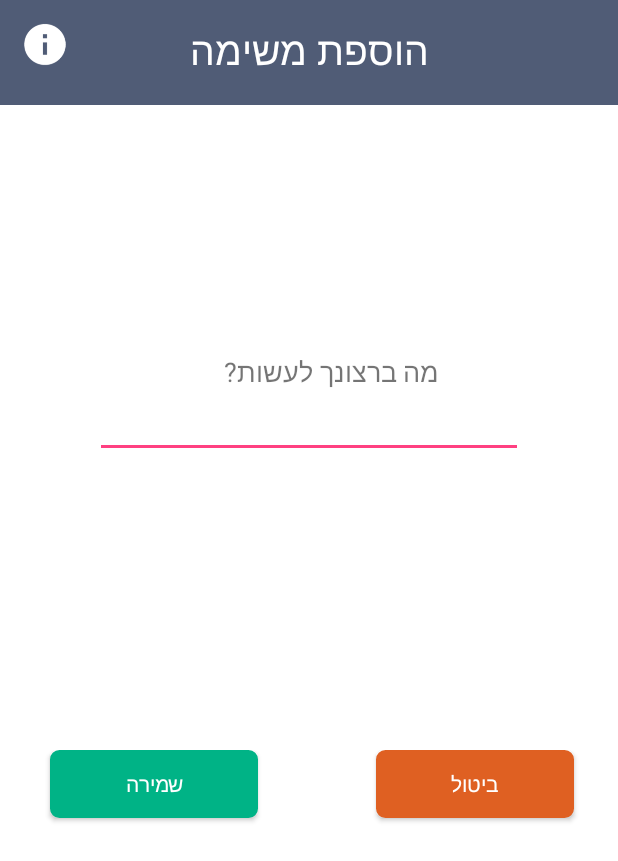
After one commit to moranmo29/Final_Project, an Android app: the AddToDo screen opened directly, with no data from a screen before it, on a phone screen of 412 x 824 dp. The commit adds this screen. Shown: the top 861 px of the screen. Run offline under Robolectric (Android 15) with nearby library versions, the phone set to English and light mode, and no system bars.

Commit message:
add todo activity

```diff
--- a/app/src/main/AndroidManifest.xml
+++ b/app/src/main/AndroidManifest.xml
@@ -26,7 +26,9 @@
         <activity android:name=".Orders" />
         <activity android:name=".AddOrder" />
         <activity android:name=".Shops" />
-        <activity android:name=".AddShop"></activity>
+        <activity android:name=".AddShop" />
+        <activity android:name=".ToDo" />
+        <activity android:name=".AddToDo"></activity>
     </application>
 
 </manifest>
--- /dev/null
+++ b/app/src/main/java/com/moran/myd/AddToDo.java
@@ -0,0 +1,31 @@
+package com.moran.myd;
+
+import android.content.Intent;
+import android.support.v7.app.AppCompatActivity;
+import android.os.Bundle;
+import android.view.View;
+import android.widget.Button;
+
+public class AddToDo extends AppCompatActivity {
+
+    Button cancelToDoBtn;
+
+    @Override
+    protected void onCreate(Bundle savedInstanceState) {
+        super.onCreate(savedInstanceState);
+        setContentView(R.layout.activity_add_to_do);
+        cancelToDoBtn = (Button)findViewById(R.id.cancel_btn);
+
+        cancelToDoBtn.setOnClickListener(new View.OnClickListener() {
+            @Override
+            public void onClick(View view) {
+                moveToDoActivity();
+            }
+        });
+    }
+
+    public void moveToDoActivity(){
+        Intent i = new Intent(AddToDo.this, ToDo.class);
+        startActivity(i);
+    }
+}
--- a/app/src/main/java/com/moran/myd/MainMenu.java
+++ b/app/src/main/java/com/moran/myd/MainMenu.java
@@ -50,6 +50,8 @@ public class MainMenu extends AppCompatActivity {
                         startActivity(i);
                         break;
                     case 4:
+                        i = new Intent(MainMenu.this,ToDo.class);
+                        startActivity(i);
                         break;
                     case 5:
                         break;
--- /dev/null
+++ b/app/src/main/res/layout/activity_add_to_do.xml
@@ -0,0 +1,119 @@
+<?xml version="1.0" encoding="utf-8"?>
+<RelativeLayout xmlns:android="http://schemas.android.com/apk/res/android"
+    xmlns:app="http://schemas.android.com/apk/res-auto"
+    xmlns:tools="http://schemas.android.com/tools"
+    android:id="@+id/activity_add_to_do"
+    android:layout_width="match_parent"
+    android:layout_height="match_parent"
+    android:background="#FFFFFF"
+    tools:context="com.moran.myd.AddToDo">
+
+    <LinearLayout
+        android:layout_width="match_parent"
+        android:layout_height="70dp"
+        android:layout_centerHorizontal="true"
+        android:background="#505C76"
+        android:orientation="vertical"
+        android:textAlignment="center" />
+
+    <TextView
+        android:id="@+id/textAddTask"
+        android:layout_width="match_parent"
+        android:layout_height="wrap_content"
+        android:layout_alignParentLeft="true"
+        android:layout_alignParentStart="true"
+        android:layout_marginBottom="19dp"
+        android:padding="15dp"
+        android:text="@string/new_task_title"
+        android:textAlignment="center"
+        android:textColor="@android:color/white"
+        android:textSize="26sp" />
+
+    <LinearLayout
+        android:layout_width="match_parent"
+        android:layout_height="400dp"
+        android:layout_alignParentLeft="true"
+        android:layout_alignParentStart="true"
+        android:layout_below="@+id/textAddTask"
+        android:orientation="vertical"
+        android:weightSum="1">
+
+        <TextView
+            android:id="@+id/etAddTask"
+            android:layout_width="173dp"
+            android:layout_height="wrap_content"
+            android:layout_gravity="center"
+            android:layout_marginTop="150dp"
+            android:ems="10"
+            android:text="@string/to_do_task"
+            android:textSize="18sp" />
+
+        <EditText
+            android:id="@+id/add_barcode_number"
+            android:layout_width="285dp"
+            android:layout_height="wrap_content"
+            android:layout_gravity="center"
+            android:ems="10"
+            android:inputType="text"
+            android:lines="1"
+            android:maxLines="1"
+            android:textAlignment="center" />
+
+    </LinearLayout>
+
+    <ImageButton
+        android:id="@+id/info_btn"
+        android:layout_width="35dp"
+        android:layout_height="35dp"
+        android:layout_alignParentLeft="true"
+        android:layout_alignParentStart="true"
+        android:layout_alignParentTop="true"
+        android:layout_marginLeft="12dp"
+        android:layout_marginStart="12dp"
+        android:layout_marginTop="12dp"
+        android:background="#505C76"
+        android:scaleType="fitXY"
+        app:srcCompat="@drawable/infor" />
+
+    <RelativeLayout
+        android:layout_width="match_parent"
+        android:layout_height="100dp"
+        android:layout_alignParentLeft="true"
+        android:layout_alignParentStart="true"
+        android:layout_alignParentTop="true"
+        android:layout_marginTop="500dp">
+
+        <Button
+            android:id="@+id/cancel_btn"
+            android:layout_width="wrap_content"
+            android:layout_height="45dp"
+            android:layout_alignParentEnd="true"
+            android:layout_alignParentRight="true"
+            android:layout_alignParentTop="true"
+            android:layout_marginEnd="29dp"
+            android:layout_marginRight="29dp"
+            android:background="@drawable/buttonshape"
+            android:backgroundTint="#DF6022"
+            android:paddingLeft="50dp"
+            android:paddingRight="50dp"
+            android:text="@string/cancel_btn"
+            android:textColor="#FFFFFF" />
+
+        <Button
+            android:id="@+id/save_btn"
+            android:layout_width="wrap_content"
+            android:layout_height="45dp"
+            android:layout_alignParentLeft="true"
+            android:layout_alignParentStart="true"
+            android:layout_alignParentTop="true"
+            android:layout_marginLeft="33dp"
+            android:layout_marginStart="33dp"
+            android:background="@drawable/buttonshape"
+            android:backgroundTint="#00B386"
+            android:paddingLeft="50dp"
+            android:paddingRight="50dp"
+            android:text="@string/save_btn"
+            android:textColor="#FFFFFF" />
+    </RelativeLayout>
+
+</RelativeLayout>
--- a/app/src/main/res/values/strings.xml
+++ b/app/src/main/res/values/strings.xml
@@ -91,4 +91,13 @@
     <string name="shop_email">דואר אלקטרוני</string>
     <string name="quantity_sold_shop">כמות נמכרת</string>
 
+    <!--To-Do Activity-->
+    <string name="to_do_title">טיפולים</string>
+
+    <string name="new_task_title">הוספת משימה</string>
+    <string name="to_do_task">מה ברצונך לעשות?</string>
+
+    <string name="todo_done">Done</string>
+
+
 </resources>
```
Also changed, not shown: app/src/main/java/com/moran/myd/ToDo.java (added, +46 -0 lines), app/src/main/res/layout/activity_to_do.xml (added, +79 -0 lines).
